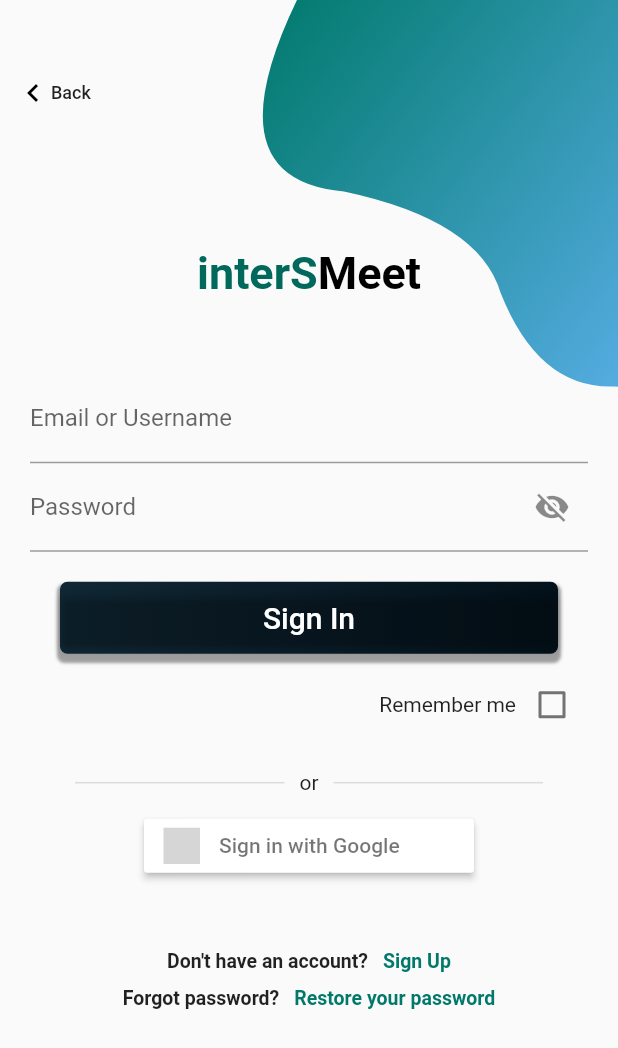
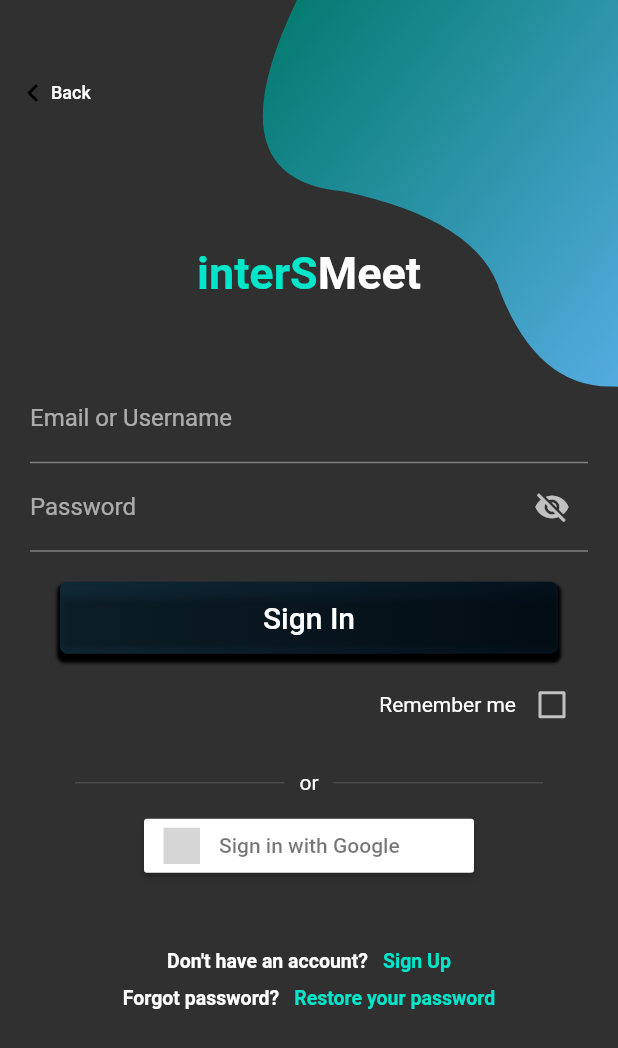
Before and after one commit to zackysh-oldrepos/InterSMeet_Flutterv2, a Flutter app: the AuthSelectView screen opened by its route, after a tap on "Sign In", on a phone screen of 412 x 824 dp. Shown: the top 1048 px of the screen. Run offline on Flutter 3.47's test engine with Material 2 defaults, Android fonts, the phone set to English and light mode, and no system bars; our stand-ins replace dio, flutter_signin_button, get_it, hive_flutter, numberpicker, rxdart; accounts and stored records are empty; grey boxes are pictures that could not be loaded.

Commit message:
feat: dark-theme

```diff
--- a/lib/main.dart
+++ b/lib/main.dart
@@ -30,6 +30,7 @@
   Widget build(BuildContext context) {
     return MaterialApp(
         title: 'InterSMeet',
+        theme: ThemeData.dark(),
         debugShowCheckedModeBanner: false,
         initialRoute: '/welcome',
         routes: getApplicationRoutes());
--- a/lib/ui/auth/auth_select_view.dart
+++ b/lib/ui/auth/auth_select_view.dart
@@ -1,5 +1,5 @@
 import 'package:flutter/material.dart';
-import 'package:intersmeet/ui/shared/expanded_button.dart';
+import 'package:intersmeet/ui/shared/gradient_button.dart';
 import 'package:intersmeet/ui/shared/or_divider.dart';
 import 'package:intersmeet/ui/shared/paint/bezier2_container.dart';
 
@@ -12,7 +12,7 @@
       alignment: Alignment.topCenter,
       margin: const EdgeInsets.only(top: 100),
       child: const Image(
-        image: AssetImage('assets/images/logo/logo-black.png'),
+        image: AssetImage('assets/images/logo/logo-white.png'),
         width: 350,
       ),
     );
@@ -20,7 +20,6 @@
     final height = MediaQuery.of(context).size.height;
 
     return Scaffold(
-      backgroundColor: Colors.white,
       body: SafeArea(
         child: Stack(
           children: [
--- a/lib/ui/auth/email_verification/email_verification_view.dart
+++ b/lib/ui/auth/email_verification/email_verification_view.dart
@@ -4,7 +4,7 @@
 import 'package:intersmeet/core/services/user_service.dart';
 import 'package:intersmeet/main.dart';
 import 'package:intersmeet/ui/home/home_view.dart';
-import 'package:intersmeet/ui/shared/expanded_button.dart';
+import 'package:intersmeet/ui/shared/gradient_button.dart';
 import 'package:intersmeet/ui/shared/paint/bezier2_container.dart';
 
 class EmailVerificationView extends StatefulWidget {
--- a/lib/ui/auth/restore_password/check_restore_password_view.dart
+++ b/lib/ui/auth/restore_password/check_restore_password_view.dart
@@ -4,7 +4,7 @@
 import 'package:intersmeet/core/services/user_service.dart';
 import 'package:intersmeet/main.dart';
 import 'package:intersmeet/ui/auth/restore_password/restore_password_view.dart';
-import 'package:intersmeet/ui/shared/expanded_button.dart';
+import 'package:intersmeet/ui/shared/gradient_button.dart';
 import 'package:intersmeet/ui/shared/paint/bezier2_container.dart';
 
 class CheckRestorePasswordViewArguments {
@@ -65,7 +65,6 @@
               style: TextStyle(
                 fontSize: 25,
                 fontWeight: FontWeight.w700,
-                color: Color(0xFF00332d),
               ),
             ),
           ),
@@ -167,7 +166,7 @@
           ),
           Text(
             'Send new one',
-            style: TextStyle(color: Color(0xFF00796B), fontSize: 13, fontWeight: FontWeight.w600),
+            style: TextStyle(color: Color(0xFF00e6cb), fontSize: 13, fontWeight: FontWeight.w600),
           ),
         ],
       ),
--- a/lib/ui/auth/restore_password/forgot_password_view.dart
+++ b/lib/ui/auth/restore_password/forgot_password_view.dart
@@ -6,7 +6,7 @@
 import 'package:intersmeet/core/services/user_service.dart';
 import 'package:intersmeet/main.dart';
 import 'package:intersmeet/ui/auth/restore_password/check_restore_password_view.dart';
-import 'package:intersmeet/ui/shared/expanded_button.dart';
+import 'package:intersmeet/ui/shared/gradient_button.dart';
 import 'package:intersmeet/ui/shared/paint/bezier2_container.dart';
 
 class ForgotPasswordView extends StatefulWidget {
@@ -44,7 +44,6 @@
               style: TextStyle(
                 fontSize: 25,
                 fontWeight: FontWeight.w700,
-                color: Color(0xFF00332d),
               ),
             ),
           ),
--- a/lib/ui/auth/restore_password/restore_password_view.dart
+++ b/lib/ui/auth/restore_password/restore_password_view.dart
@@ -3,7 +3,7 @@
 import 'package:intersmeet/core/services/authentication_service.dart';
 import 'package:intersmeet/core/services/user_service.dart';
 import 'package:intersmeet/main.dart';
-import 'package:intersmeet/ui/shared/expanded_button.dart';
+import 'package:intersmeet/ui/shared/gradient_button.dart';
 import 'package:intersmeet/ui/shared/info_dialog.dart';
 import 'package:intersmeet/ui/shared/paint/bezier2_container.dart';
 
@@ -64,7 +64,6 @@
               style: TextStyle(
                 fontSize: 25,
                 fontWeight: FontWeight.w700,
-                color: Color(0xFF00332d),
               ),
             ),
           ),
--- a/lib/ui/auth/sign_in/sign_in_view.dart
+++ b/lib/ui/auth/sign_in/sign_in_view.dart
@@ -7,7 +7,7 @@
 import 'package:intersmeet/core/services/authentication_service.dart';
 import 'package:intersmeet/ui/auth/sign_up/sign_up_view.dart';
 import 'package:intersmeet/ui/shared/back_button.dart';
-import 'package:intersmeet/ui/shared/expanded_button.dart';
+import 'package:intersmeet/ui/shared/gradient_button.dart';
 import 'package:intersmeet/ui/shared/intersmeet_title.dart';
 import 'package:intersmeet/ui/shared/or_divider.dart';
 import 'package:intersmeet/ui/shared/paint/bezier2_container.dart';
@@ -58,7 +58,7 @@
                   ExceptionAlertWidget(),
                   const InterSMeetTitle(
                     fontSize: 30,
-                    darkMode: false,
+                    darkMode: true,
                   ),
                   const SizedBox(height: 50),
                   // @ Form fields ------------------------------
@@ -74,9 +74,11 @@
                                   [Validators.requiredd(), Validators.maxLength(40)])),
                           TextFormField(
                             controller: password,
-                            obscureText: _visible,
-                            validator: Validators.mixValidators(
-                                [Validators.requiredd(), Validators.maxLength(40)]),
+                            obscureText: !_visible,
+                            validator: Validators.mixValidators([
+                              Validators.requiredd(),
+                              Validators.maxLength(40),
+                            ]),
                             decoration: InputDecoration(
                                 labelText: 'Password',
                                 errorText: _passwordError,
@@ -198,7 +200,7 @@
             ),
             Text(
               'Sign Up',
-              style: TextStyle(color: Color(0xFF00796B), fontSize: 13, fontWeight: FontWeight.w600),
+              style: TextStyle(color: Color(0xFF00e6cb), fontSize: 13, fontWeight: FontWeight.w600),
             ),
           ],
         ),
@@ -227,7 +229,7 @@
             ),
             Text(
               'Restore your password',
-              style: TextStyle(color: Color(0xFF00796B), fontSize: 13, fontWeight: FontWeight.w600),
+              style: TextStyle(color: Color(0xFF00e6cb), fontSize: 13, fontWeight: FontWeight.w600),
             ),
           ],
         ),
--- a/lib/ui/home/home_scaffold.dart
+++ b/lib/ui/home/home_scaffold.dart
@@ -12,8 +12,6 @@
       appBar: appBar(context),
       body: body,
       drawer: const HomeDrawer(),
-      drawerScrimColor: Colors.transparent,
-      backgroundColor: Colorz.compexDrawerCanvasColor,
     );
   }
 
--- a/lib/ui/home/home_view.dart
+++ b/lib/ui/home/home_view.dart
@@ -34,7 +34,7 @@
     return HomeScaffold(
       body: SafeArea(
         child: Center(
-          child: Container(color: Colors.indigo[900]),
+          child: Container(),
         ),
       ),
     );
--- a/lib/ui/shared/expanded_button.dart
+++ b/lib/ui/shared/gradient_button.dart
@@ -21,17 +21,15 @@
       margin: const EdgeInsets.symmetric(horizontal: 20),
       decoration: BoxDecoration(
         borderRadius: const BorderRadius.all(Radius.circular(5)),
-        boxShadow: <BoxShadow>[
+        boxShadow: const <BoxShadow>[
           BoxShadow(
-              color: Colors.grey.shade500,
-              offset: const Offset(0, 4),
-              blurRadius: 1,
-              spreadRadius: 2)
+            offset: Offset(0, 4),
+            blurRadius: 1,
+            spreadRadius: 2,
+          )
         ],
         gradient: LinearGradient(
-            begin: Alignment.centerLeft,
-            end: Alignment.centerRight,
-            colors: [color1, color2]),
+            begin: Alignment.centerLeft, end: Alignment.centerRight, colors: [color1, color2]),
       ),
       child: SizedBox(
         child: ElevatedButton(
--- a/lib/ui/shared/spash_screen.dart
+++ b/lib/ui/shared/spash_screen.dart
@@ -9,7 +9,7 @@
   Widget build(BuildContext context) {
     return SafeArea(
       child: Container(
-        color: Colors.white,
+        color: Colors.grey[900],
         child: Column(
           children: [
             SplashScreenAccordion(
```
Also changed, not shown: lib/ui/welcome/tween_info_widget.dart (+3 -11 lines), lib/ui/welcome/welcome_view.dart (+2 -84 lines).
